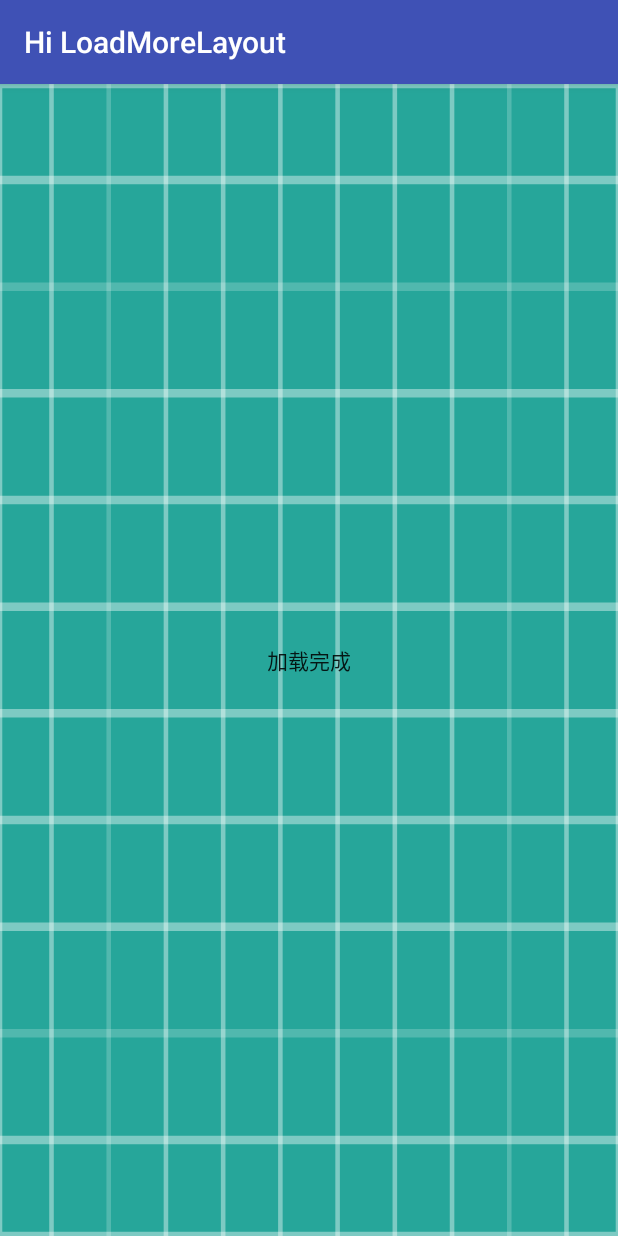
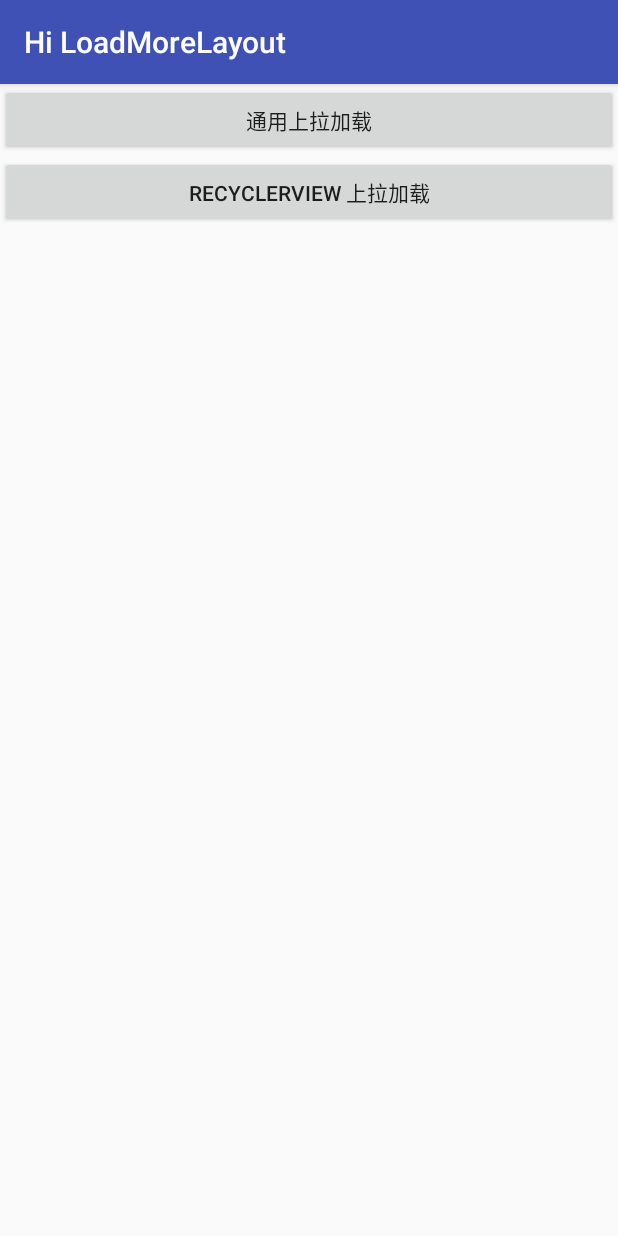
Before and after one commit to msdx/hi-loadmore, an Android app: the screen it shows after launch (MainActivity), on a phone screen of 412 x 824 dp. Run offline under Robolectric (Android 15) with nearby library versions, the phone set to English and light mode, and no system bars.

Commit message:
Add RecyclerView demo

```diff
--- a/app/build.gradle
+++ b/app/build.gradle
@@ -2,7 +2,7 @@ apply plugin: 'com.android.application'
 
 android {
     compileSdkVersion 26
-    buildToolsVersion "26.0.1"
+    buildToolsVersion '26.0.2'
     defaultConfig {
         applicationId "com.githang.hiloadmorelayout.demo"
         minSdkVersion 15
--- a/app/src/main/AndroidManifest.xml
+++ b/app/src/main/AndroidManifest.xml
@@ -16,6 +16,8 @@
                 <category android:name="android.intent.category.LAUNCHER" />
             </intent-filter>
         </activity>
+        <activity android:name=".UltraLoadMoreActivity"/>
+        <activity android:name=".RecyclerViewActivity"/>
     </application>
 
 </manifest>
--- a/app/src/main/res/layout/activity_main.xml
+++ b/app/src/main/res/layout/activity_main.xml
@@ -1,28 +1,26 @@
 <?xml version="1.0" encoding="utf-8"?>
-<android.support.constraint.ConstraintLayout xmlns:android="http://schemas.android.com/apk/res/android"
+<LinearLayout xmlns:android="http://schemas.android.com/apk/res/android"
     xmlns:app="http://schemas.android.com/apk/res-auto"
     xmlns:tools="http://schemas.android.com/tools"
     android:layout_width="match_parent"
     android:layout_height="match_parent"
+    android:orientation="vertical"
     tools:context="com.githang.hiloadmorelayout.demo.MainActivity">
 
-    <com.githang.hiloadmore.LoadMoreLayout
-        android:id="@+id/load_more"
+    <Button
+        android:id="@+id/ultra_load_more"
         android:layout_width="match_parent"
-        android:layout_height="match_parent"
-        app:layout_constraintBottom_toBottomOf="parent"
-        app:layout_constraintLeft_toLeftOf="parent"
-        app:layout_constraintRight_toRightOf="parent"
-        app:layout_constraintTop_toTopOf="parent">
+        android:layout_height="wrap_content"
+        android:gravity="center"
+        android:onClick="onClick"
+        android:text="@string/ultra_load_more" />
 
-        <Button
-            android:id="@+id/content"
-            android:layout_width="match_parent"
-            android:layout_height="match_parent"
-            android:background="@drawable/ic_launcher_background"
-            android:gravity="center"
-            android:text="Hello World!" />
+    <Button
+        android:id="@+id/recycler_view_load_more"
+        android:layout_width="match_parent"
+        android:layout_height="wrap_content"
+        android:gravity="center"
+        android:onClick="onClick"
+        android:text="@string/recycler_view_load_more" />
 
-    </com.githang.hiloadmore.LoadMoreLayout>
-
-</android.support.constraint.ConstraintLayout>
+</LinearLayout>
--- a/app/src/main/res/values/strings.xml
+++ b/app/src/main/res/values/strings.xml
@@ -1,3 +1,5 @@
 <resources>
     <string name="app_name">Hi LoadMoreLayout</string>
+    <string name="ultra_load_more">通用上拉加载</string>
+    <string name="recycler_view_load_more">RecyclerView 上拉加载</string>
 </resources>
```
Also changed, not shown: app/src/main/java/com/githang/hiloadmorelayout/demo/MainActivity.java (+21 -54 lines), app/src/main/java/com/githang/hiloadmorelayout/demo/RecyclerViewActivity.java (added, +98 -0 lines), app/src/main/java/com/githang/hiloadmorelayout/demo/UltraLoadMoreActivity.java (added, +75 -0 lines), app/src/main/res/layout/activity_recyclerview.xml (added, +11 -0 lines), app/src/main/res/layout/activity_ultra_load_more.xml (added, +28 -0 lines), app/src/main/res/layout/item_recycler_view.xml (added, +8 -0 lines).
